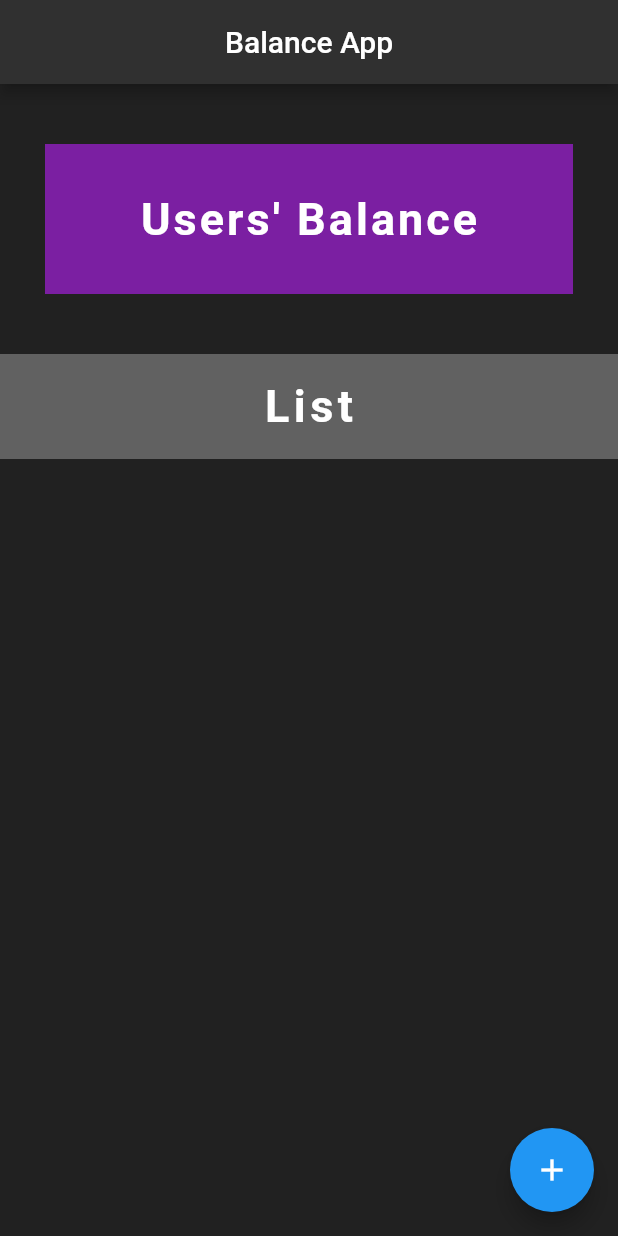
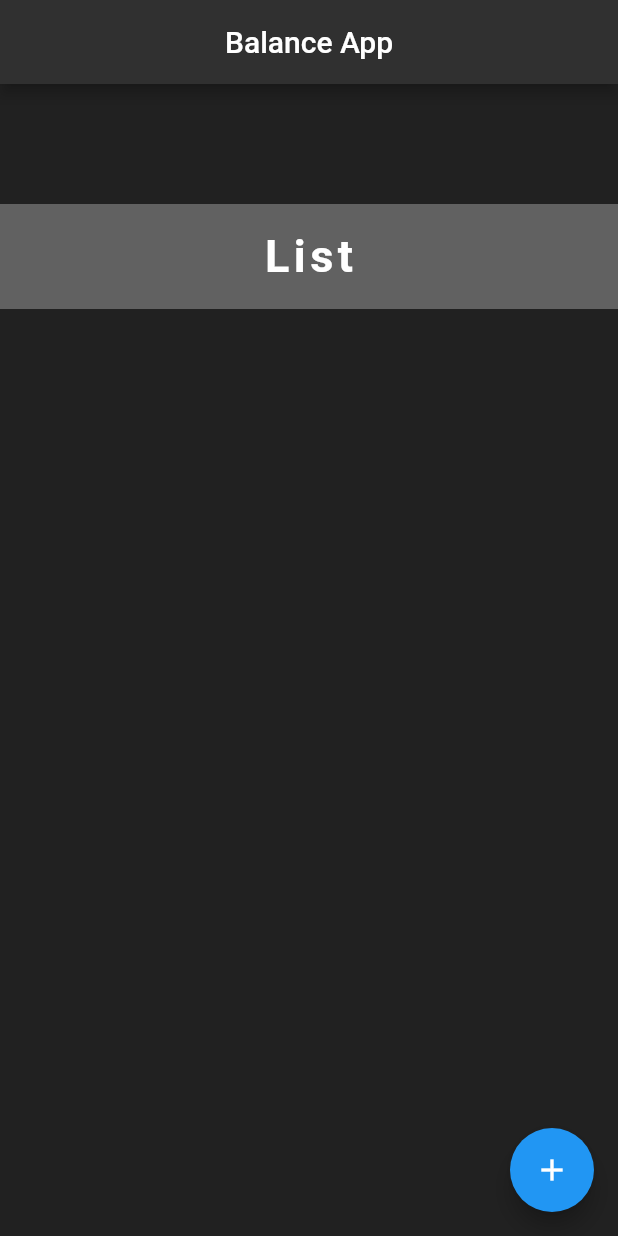
Before and after one commit to Cheyat-Dev/balance_app, a Flutter app: the screen it shows after launch, on a phone screen of 412 x 824 dp. Run offline on Flutter 3.47's test engine with Material 2 defaults, Android fonts, the phone set to English and light mode, and no system bars; our stand-ins replace cloud_firestore, firebase_core; accounts and stored records are empty.

Commit message:
Small Ui changes

```diff
--- a/lib/main.dart
+++ b/lib/main.dart
@@ -43,26 +43,6 @@ class _HomeState extends State<Home> {
             SizedBox(
               height: 40,
             ),
-
-            //Down below is just for the text for user's balance
-            Padding(
-              padding: EdgeInsets.symmetric(horizontal: 30),
-              child: Container(
-                color: Colors.purple[700],
-                height: 100,
-                child: Center(
-                    child: Text(
-                  'Users\' Balance',
-                  style: TextStyle(
-                    color: Colors.white,
-                    fontSize: 30,
-                    fontWeight: FontWeight.bold,
-                    letterSpacing: 2,
-                  ),
-                )),
-              ),
-            ),
-            //Up Above is just for the text for user's balance
 
             SizedBox(
               height: 40,
@@ -295,8 +275,6 @@ class _AddUserFormState extends State<AddUserForm> {
                   String errMsg = "Please enter a valid number";
                   if (value == null) return errMsg;
                   if (int.tryParse(value) == null) {
-                    //print(value);
-                    //print(int.tryParse(value));
                     return errMsg;
                   }
                   return null;
```
